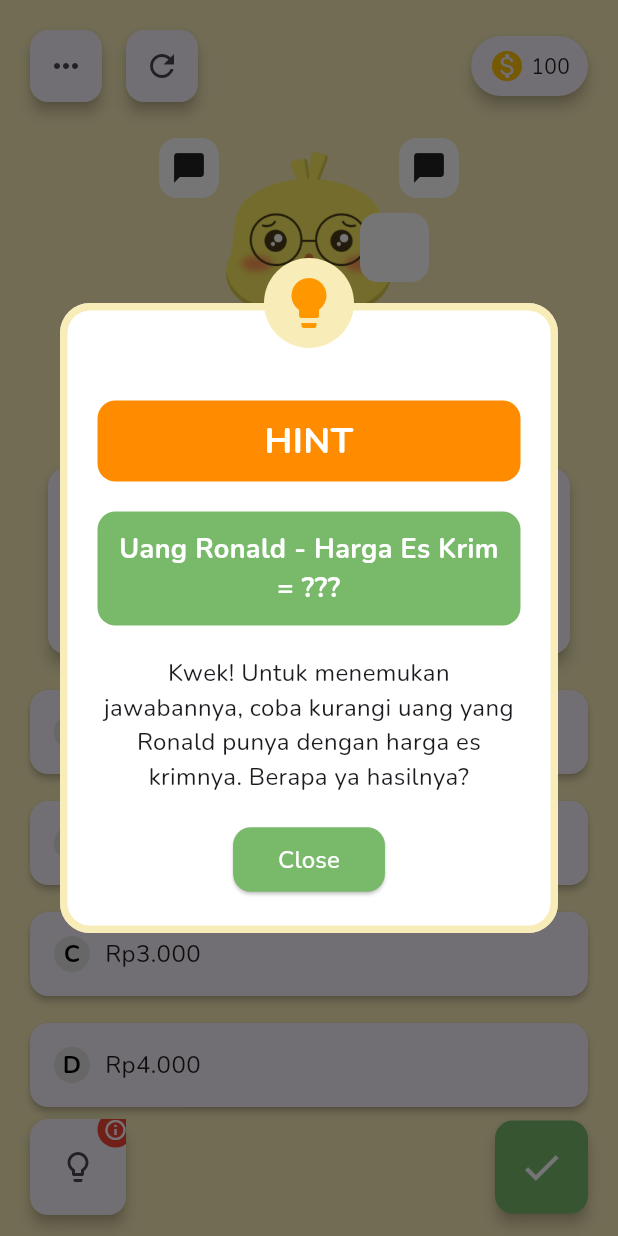
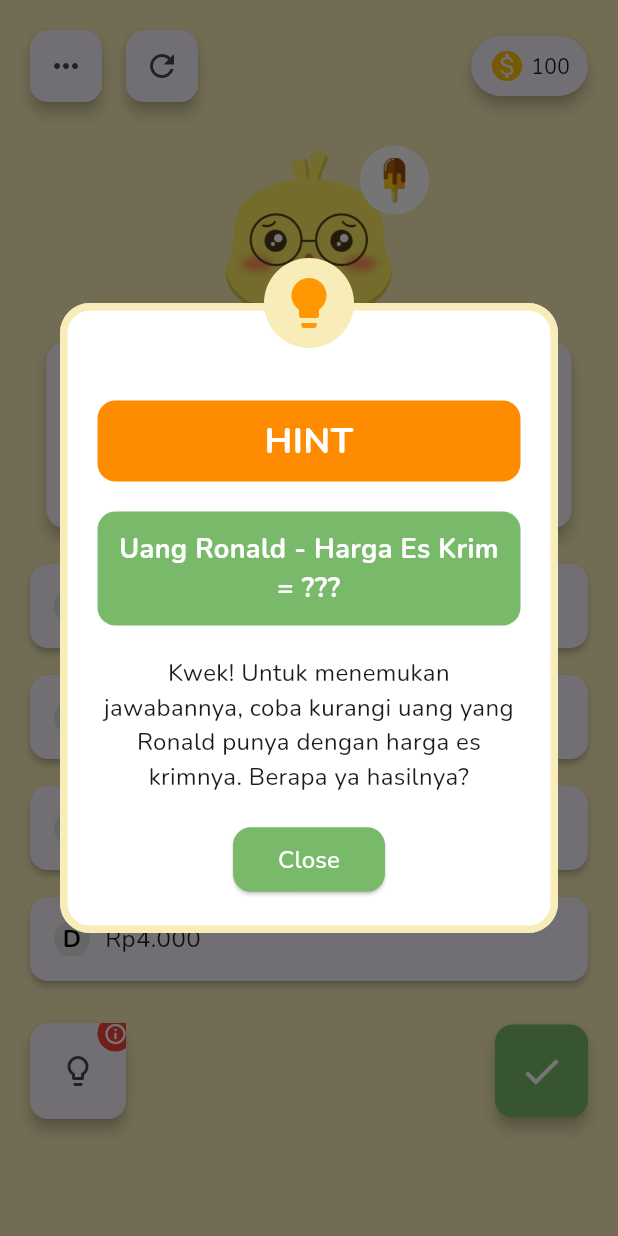
Before and after one commit to Raya46/ronald_duck, a Flutter app: the QuestScreen screen opened directly, after a tap on the "lightbulb outline" icon, on a phone screen of 412 x 824 dp. Run offline on Flutter 3.47's test engine with Material 3 defaults, Android fonts, the phone set to English and light mode, and no system bars; our stand-ins replace google_fonts.

Commit message:
fix overflow ui quest_screen

```diff
--- a/lib/main.dart
+++ b/lib/main.dart
@@ -1,6 +1,5 @@
 import 'package:flutter/material.dart';
 import 'package:ronald_duck/screens/home_screen.dart';
-import 'package:google_fonts/google_fonts.dart';
 
 void main() {
   runApp(const MyApp());
@@ -11,6 +10,6 @@ class MyApp extends StatelessWidget {
 
   @override
   Widget build(BuildContext context) {
-    return MaterialApp(title: 'Flutter Demo', home: HomeScreen());
+    return MaterialApp(title: 'Ronald Duck', home: HomeScreen());
   }
 }
--- a/lib/screens/quest_screen.dart
+++ b/lib/screens/quest_screen.dart
@@ -1,5 +1,6 @@
 import 'package:flutter/material.dart';
 import 'package:google_fonts/google_fonts.dart';
+import 'package:ronald_duck/widgets/option_card.dart';
 
 class QuestScreen extends StatefulWidget {
   const QuestScreen({super.key});
@@ -14,14 +15,13 @@ class _QuestScreenState extends State<QuestScreen> {
     return Scaffold(
       body: Stack(
         children: [
-          // Background color
           Container(color: const Color(0xFFF8ECB8)),
           SafeArea(
             child: Padding(
               padding: const EdgeInsets.all(16.0),
+              child: SingleChildScrollView(
                 child: Column(
                   children: [
-                  // Top Bar
                     Row(
                       mainAxisAlignment: MainAxisAlignment.spaceBetween,
                       children: [
@@ -34,9 +34,7 @@ class _QuestScreenState extends State<QuestScreen> {
                               ),
                               child: IconButton(
                                 icon: const Icon(Icons.more_horiz),
-                              onPressed: () {
-                                // Handle more options
-                              },
+                                onPressed: () {},
                               ),
                             ),
                             const SizedBox(width: 8),
@@ -47,9 +45,7 @@ class _QuestScreenState extends State<QuestScreen> {
                               ),
                               child: IconButton(
                                 icon: const Icon(Icons.refresh),
-                              onPressed: () {
-                                // Handle retry
-                              },
+                                onPressed: () {},
                               ),
                             ),
                           ],
@@ -79,70 +75,48 @@ class _QuestScreenState extends State<QuestScreen> {
                       ],
                     ),
                     const SizedBox(height: 20),
-                  // Ronald Quest Image and Bubbles
                     Stack(
-                    alignment: Alignment.bottomCenter,
+                      alignment: Alignment.topCenter,
+                      clipBehavior: Clip.none,
+                      children: [
+                        Column(
                           children: [
                             Image.asset(
                               'assets/images/ronald-quest.png',
                               width: 200,
                               height: 200,
                             ),
-                      Positioned(
-                        top: 0,
-                        left: 0,
-                        child: Container(
-                          padding: const EdgeInsets.all(8),
-                          decoration: BoxDecoration(
-                            color: Colors.white,
-                            borderRadius: BorderRadius.circular(12),
-                          ),
-                          child: const Icon(
-                            Icons.chat_bubble,
-                          ), // Placeholder for first bubble
-                        ),
+                            const SizedBox(height: 80),
+                          ],
                         ),
                         Positioned(
-                        top: 0,
-                        right: 0,
-                        child: Container(
-                          padding: const EdgeInsets.all(8),
-                          decoration: BoxDecoration(
-                            color: Colors.white,
-                            borderRadius: BorderRadius.circular(12),
-                          ),
-                          child: const Icon(
-                            Icons.chat_bubble,
-                          ), // Placeholder for second bubble
-                        ),
-                      ),
-                      Positioned(
-                        top: 50,
+                          top: 5,
                           right: 20,
                           child: Container(
                             padding: const EdgeInsets.all(8),
                             decoration: BoxDecoration(
                               color: Colors.white,
-                            borderRadius: BorderRadius.circular(12),
+                              borderRadius: BorderRadius.circular(50),
                             ),
                             child: Image.asset(
-                            'assets/images/food_icon.png', // Assuming you have a food icon
+                              'assets/images/ice-cream.png',
                               width: 30,
                               height: 30,
                             ),
                           ),
                         ),
-                    ],
-                  ),
-                  const SizedBox(height: 20),
-                  // Question Card
-                  Card(
+
+                        Positioned(
+                          bottom: 20,
+
+                          child: Card(
                             elevation: 4,
                             shape: RoundedRectangleBorder(
                               borderRadius: BorderRadius.circular(12),
                             ),
                             margin: const EdgeInsets.symmetric(horizontal: 16),
-                    child: Padding(
+                            child: Container(
+                              constraints: const BoxConstraints(maxWidth: 350),
                               padding: const EdgeInsets.all(16.0),
                               child: Text(
                                 'Ronald punya satu lembar uang Rp5.000. Dia mau beli es krim cokelat seharga Rp3.000. Berapa uang kembalian yang diterima Ronald?',
@@ -151,25 +125,24 @@ class _QuestScreenState extends State<QuestScreen> {
                               ),
                             ),
                           ),
-                  const SizedBox(height: 20),
-                  // Multiple Choice Options
-                  Column(
-                    children: [
-                      _buildOptionCard('A', 'Rp1.000'),
-                      const SizedBox(height: 10),
-                      _buildOptionCard('B', 'Rp2.000'),
-                      const SizedBox(height: 10),
-                      _buildOptionCard('C', 'Rp3.000'),
-                      const SizedBox(height: 10),
-                      _buildOptionCard('D', 'Rp4.000'),
+                        ),
                       ],
                     ),
-                  const Spacer(),
-                  // Bottom Action Bar
+                    Column(
+                      children: const [
+                        OptionCard(prefix: 'A', text: 'Rp1.000'),
+                        SizedBox(height: 10),
+                        OptionCard(prefix: 'B', text: 'Rp2.000'),
+                        SizedBox(height: 10),
+                        OptionCard(prefix: 'C', text: 'Rp3.000'),
+                        SizedBox(height: 10),
+                        OptionCard(prefix: 'D', text: 'Rp4.000'),
+                      ],
+                    ),
+                    const SizedBox(height: 20),
                     Row(
                       mainAxisAlignment: MainAxisAlignment.spaceBetween,
                       children: [
-                      // Hint Card
                         Card(
                           elevation: 4,
                           shape: RoundedRectangleBorder(
@@ -205,10 +178,9 @@ class _QuestScreenState extends State<QuestScreen> {
                             ],
                           ),
                         ),
-                      // Submit Card
                         GestureDetector(
                           onTap: () {
-                          Navigator.pop(context); // Go back to home screen
+                            Navigator.pop(context);
                           },
                           child: Card(
                             elevation: 4,
@@ -232,34 +204,8 @@ class _QuestScreenState extends State<QuestScreen> {
                 ),
               ),
             ),
+          ),
         ],
-      ),
-    );
-  }
-
-  Widget _buildOptionCard(String prefix, String text) {
-    return Card(
-      elevation: 2,
-      shape: RoundedRectangleBorder(borderRadius: BorderRadius.circular(12)),
-      child: Padding(
-        padding: const EdgeInsets.all(16.0),
-        child: Row(
-          children: [
-            CircleAvatar(
-              radius: 12,
-              backgroundColor: Colors.grey[300],
-              child: Text(
-                prefix,
-                style: GoogleFonts.nunito(
-                  fontWeight: FontWeight.bold,
-                  color: Colors.black,
-                ),
-              ),
-            ),
-            const SizedBox(width: 10),
-            Text(text, style: GoogleFonts.nunito(fontSize: 16)),
-          ],
-        ),
       ),
     );
   }
@@ -295,7 +241,7 @@ class _QuestScreenState extends State<QuestScreen> {
                       width: double.infinity,
                       padding: const EdgeInsets.symmetric(vertical: 10),
                       decoration: BoxDecoration(
-                        color: const Color(0xFFFF8C00), // Orange color
+                        color: const Color(0xFFFF8C00),
                         borderRadius: BorderRadius.circular(12),
                       ),
                       child: Text(
@@ -313,7 +259,7 @@ class _QuestScreenState extends State<QuestScreen> {
                       width: double.infinity,
                       padding: const EdgeInsets.all(12),
                       decoration: BoxDecoration(
-                        color: const Color(0xFF78B96A), // Green color
+                        color: const Color(0xFF78B96A),
                         borderRadius: BorderRadius.circular(12),
                       ),
                       child: Text(
@@ -338,7 +284,7 @@ class _QuestScreenState extends State<QuestScreen> {
                         Navigator.of(context).pop();
                       },
                       style: ElevatedButton.styleFrom(
-                        backgroundColor: const Color(0xFF78B96A), // Green color
+                        backgroundColor: const Color(0xFF78B96A),
                         shape: RoundedRectangleBorder(
                           borderRadius: BorderRadius.circular(12),
                         ),
@@ -363,7 +309,7 @@ class _QuestScreenState extends State<QuestScreen> {
                 child: Container(
                   padding: const EdgeInsets.all(10),
                   decoration: const BoxDecoration(
-                    color: Color(0xFFF8ECB8), // Light yellow color
+                    color: Color(0xFFF8ECB8),
                     shape: BoxShape.circle,
                   ),
                   child: const Icon(
--- /dev/null
+++ b/lib/widgets/option_card.dart
@@ -0,0 +1,37 @@
+import 'package:flutter/material.dart';
+import 'package:google_fonts/google_fonts.dart';
+
+class OptionCard extends StatelessWidget {
+  final String prefix;
+  final String text;
+
+  const OptionCard({super.key, required this.prefix, required this.text});
+
+  @override
+  Widget build(BuildContext context) {
+    return Card(
+      elevation: 2,
+      shape: RoundedRectangleBorder(borderRadius: BorderRadius.circular(12)),
+      child: Padding(
+        padding: const EdgeInsets.all(16.0),
+        child: Row(
+          children: [
+            CircleAvatar(
+              radius: 12,
+              backgroundColor: Colors.grey[300],
+              child: Text(
+                prefix,
+                style: GoogleFonts.nunito(
+                  fontWeight: FontWeight.bold,
+                  color: Colors.black,
+                ),
+              ),
+            ),
+            const SizedBox(width: 10),
+            Text(text, style: GoogleFonts.nunito(fontSize: 16)),
+          ],
+        ),
+      ),
+    );
+  }
+}
```
Also changed, not shown: assets/images/ice-cream.png (added). Lines whose indentation alone changed are shown as unchanged.
